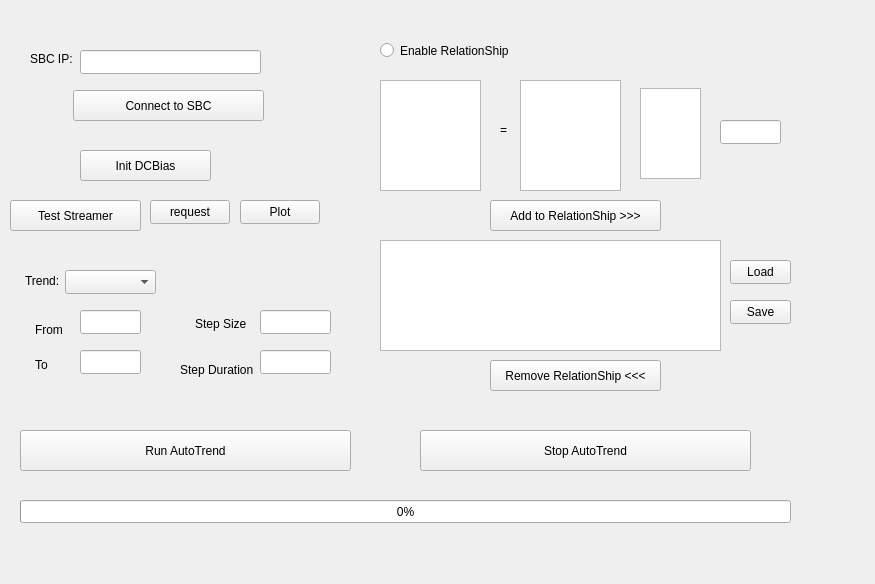
Old version of the form autotrend.ui in the repository MOBILionSystems/MIPS-app-MOBILion.
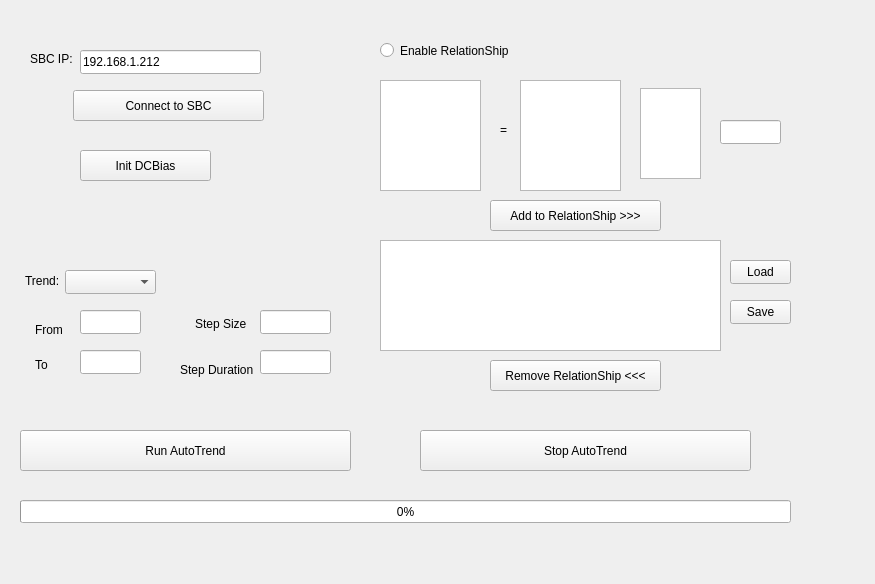
New version of the form.

Commit message: Process data realtime and plot

What changed in the file:
```diff
--- a/autotrend.ui
+++ b/autotrend.ui
@@ -264,6 +264,9 @@
      <height>24</height>
     </rect>
    </property>
+   <property name="text">
+    <string>192.168.1.212</string>
+   </property>
   </widget>
   <widget class="QLineEdit" name="trendFrom">
    <property name="geometry">
@@ -344,45 +347,6 @@
     <string>Save</string>
    </property>
   </widget>
-  <widget class="QPushButton" name="pushButton">
-   <property name="geometry">
-    <rect>
-     <x>10</x>
-     <y>200</y>
-     <width>131</width>
-     <height>31</height>
-    </rect>
-   </property>
-   <property name="text">
-    <string>Test Streamer</string>
-   </property>
-  </widget>
-  <widget class="QPushButton" name="requestButton">
-   <property name="geometry">
-    <rect>
-     <x>150</x>
-     <y>200</y>
-     <width>80</width>
-     <height>24</height>
-    </rect>
-   </property>
-   <property name="text">
-    <string>request</string>
-   </property>
-  </widget>
-  <widget class="QPushButton" name="plotButton">
-   <property name="geometry">
-    <rect>
-     <x>240</x>
-     <y>200</y>
-     <width>80</width>
-     <height>24</height>
-    </rect>
-   </property>
-   <property name="text">
-    <string>Plot</string>
-   </property>
-  </widget>
  </widget>
  <resources/>
  <connections/>
```
The commit also changes 9 other files.
